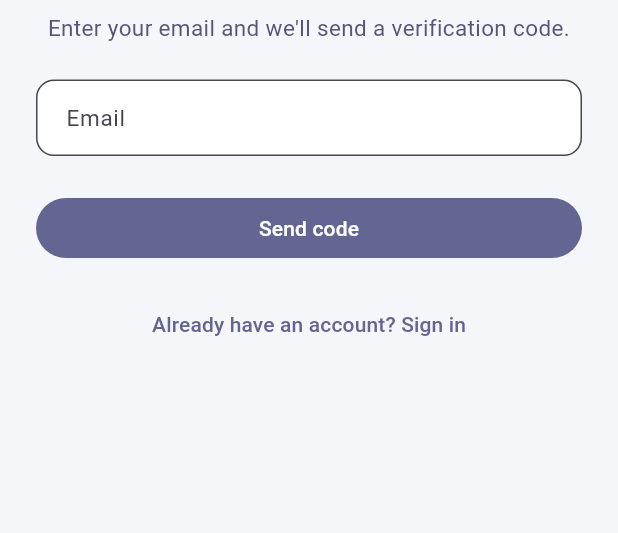
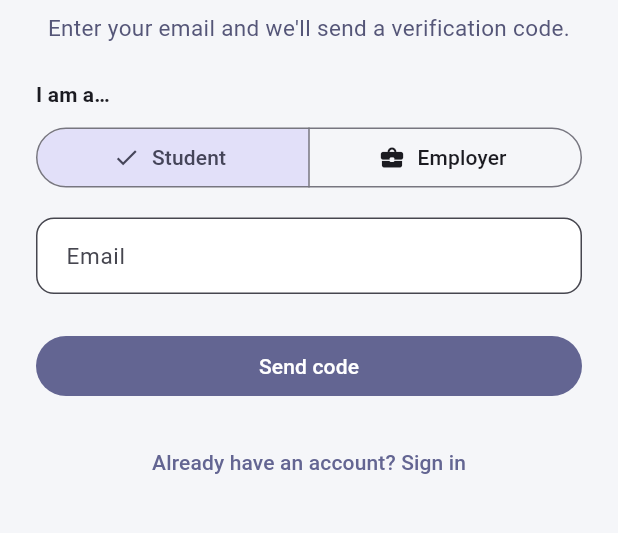
Before and after one commit to macrineakinyi84/SkillBridge, a Flutter app: the RegisterPage screen opened by its route, on a phone screen of 412 x 824 dp, the part 168-701 px from its top. Run offline on Flutter 3.47's test engine with Material 3 defaults, Android fonts, the phone set to English and light mode, and no system bars; our stand-ins replace cloud_firestore, cross_file, dartz, equatable, firebase_auth, firebase_core and 13 more; accounts and stored records are empty.

Commit message:
Add role selection to registration
Pass selected role to request-otp so new users can be created as employer and routed to employer shell.

Made-with: Cursor

```diff
--- a/lib/features/auth/presentation/pages/register_page.dart
+++ b/lib/features/auth/presentation/pages/register_page.dart
@@ -5,6 +5,7 @@ import '../../../../core/constants/app_constants.dart';
 import '../../../../core/network/backend_auth_api.dart';
 import '../../../../core/router/app_router.dart' as router;
 import '../../../../shared/theme/app_colors.dart';
+import '../../domain/entities/user_role.dart';
 import '../widgets/auth_text_field.dart';
 
 /// Create account uses the same OTP flow as login: email → send code → verify.
@@ -20,6 +21,7 @@ class _RegisterPageState extends State<RegisterPage> {
   final _emailController = TextEditingController();
   bool _loading = false;
   String? _message;
+  UserRole _role = UserRole.student;
 
   @override
   void dispose() {
@@ -35,7 +37,10 @@ class _RegisterPageState extends State<RegisterPage> {
     });
     final email = _emailController.text.trim();
     try {
-      final otp = await BackendAuthApi.requestOtp(email: email);
+      final otp = await BackendAuthApi.requestOtp(
+        email: email,
+        role: _role.name,
+      );
       if (!mounted) return;
       final query = Uri(queryParameters: {'email': email, if (otp != null) 'otp': otp}).query;
       context.go('${router.AppRouter.verifyOtp}?$query');
@@ -84,6 +89,22 @@ class _RegisterPageState extends State<RegisterPage> {
                   textAlign: TextAlign.center,
                 ),
                 const SizedBox(height: 24),
+                Text(
+                  'I am a…',
+                  style: Theme.of(context).textTheme.titleSmall?.copyWith(fontWeight: FontWeight.w600),
+                ),
+                const SizedBox(height: 8),
+                SegmentedButton<UserRole>(
+                  segments: const [
+                    ButtonSegment(value: UserRole.student, label: Text('Student'), icon: Icon(Icons.school_rounded)),
+                    ButtonSegment(value: UserRole.employer, label: Text('Employer'), icon: Icon(Icons.business_center_rounded)),
+                  ],
+                  selected: {_role},
+                  onSelectionChanged: (set) {
+                    setState(() => _role = set.first);
+                  },
+                ),
+                const SizedBox(height: 16),
                 AuthTextField(
                   controller: _emailController,
                   label: 'Email',
```
Also changed, not shown: lib/core/network/backend_auth_api.dart (+6 -2 lines), 1 other file.
